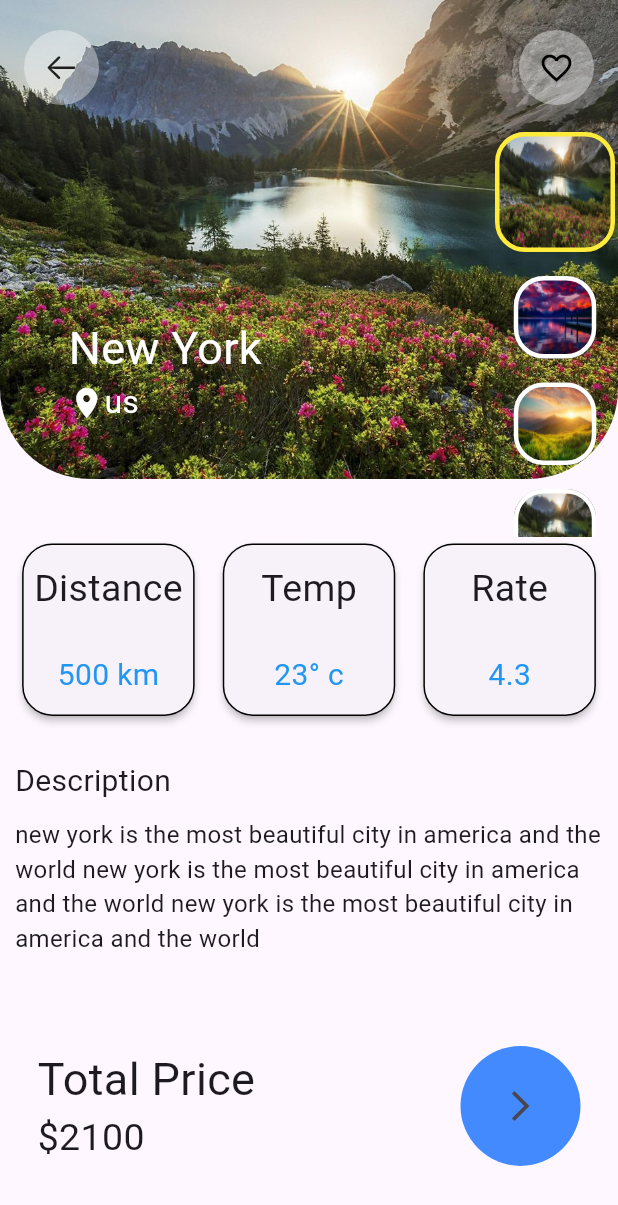
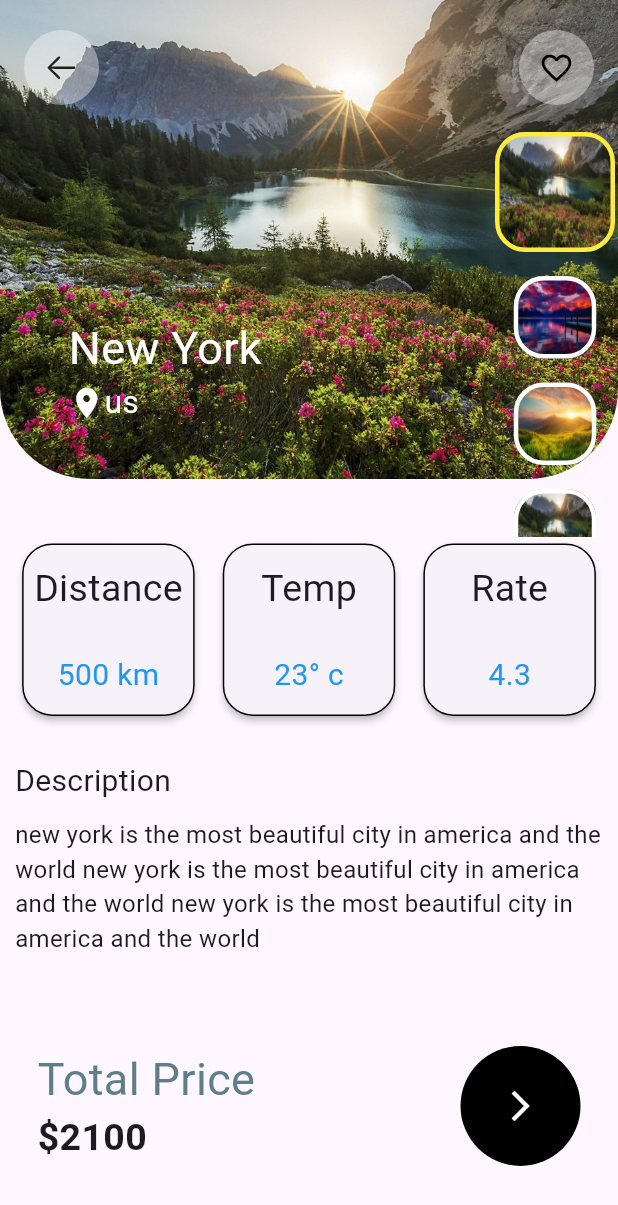
Before and after one commit to Aref18/travelv, a Flutter app: the screen it shows after launch, on a phone screen of 412 x 824 dp. Shown: the top 1205 px of the screen. Run offline on Flutter 3.47's test engine with Material 3 defaults, Android fonts, the light colour scheme and no system bars; drawn by our look-alikes of expandable_text.

Commit message:
change fonts

```diff
--- a/lib/main.dart
+++ b/lib/main.dart
@@ -327,13 +327,19 @@
                                     children: [
                                       Text(
                                         'Total Price',
-                                        style: TextStyle(fontSize: 30),
+                                        style: TextStyle(
+                                          fontSize: 30,
+                                          color: Colors.blueGrey,
+                                        ),
                                       ),
                                       Text(
                                         '\$' +
                                             travelList[SelectedIndex].price
                                                 .toString(),
-                                        style: TextStyle(fontSize: 25),
+                                        style: TextStyle(
+                                          fontSize: 25,
+                                          fontWeight: FontWeight.bold,
+                                        ),
                                       ),
                                     ],
                                   ),
@@ -341,13 +347,14 @@
                                     width: 80,
                                     height: 80,
                                     decoration: BoxDecoration(
-                                      color: Colors.blueAccent,
+                                      color: Colors.black,
                                       borderRadius: BorderRadius.circular(40),
                                     ),
                                     child: IconButton(
                                       onPressed: () {},
                                       icon: Icon(
                                         Icons.arrow_forward_ios_outlined,
+                                        color: Colors.white,
                                       ),
                                     ),
                                   ),
```
